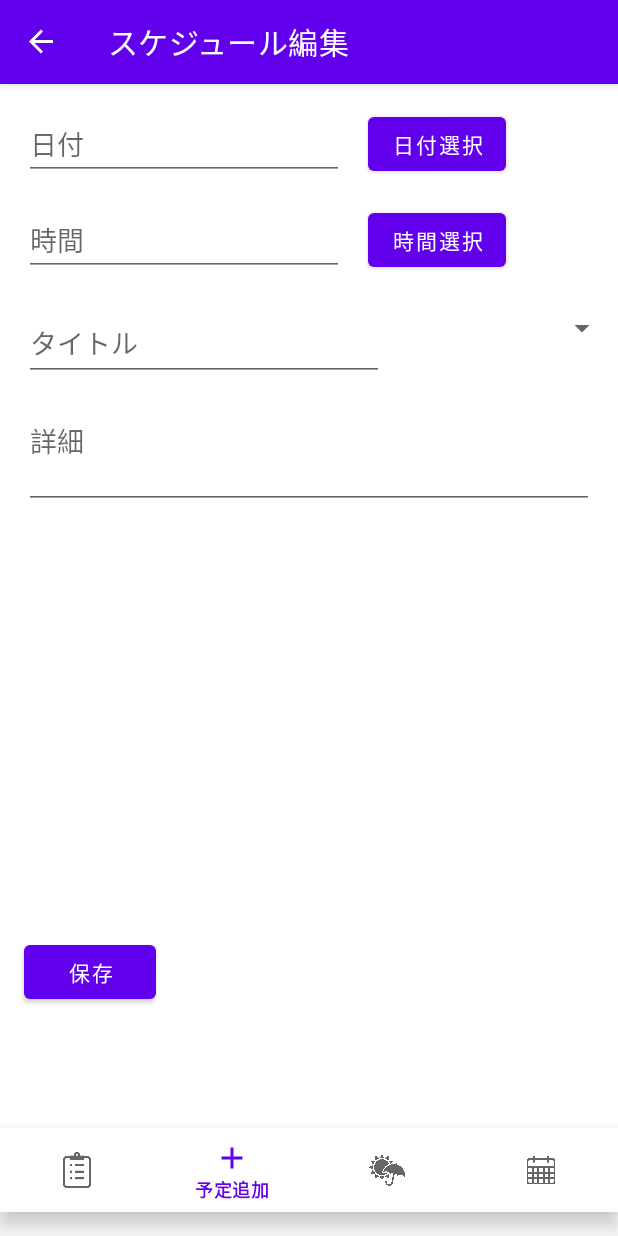
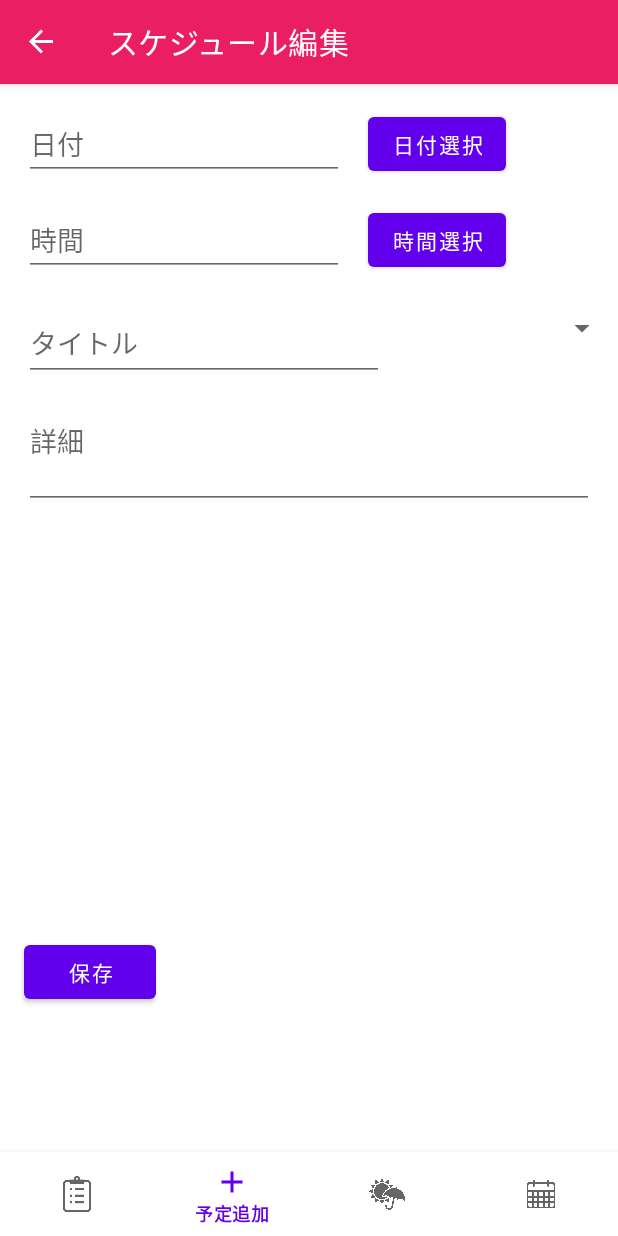
Before and after one commit to sotukenn4/sotu, an Android app: the ScheduleEditFragment screen opened through its navigation route, on a phone screen of 412 x 824 dp. Run offline under Robolectric (Android 15) with nearby library versions, the phone set to English and light mode, and no system bars; our stand-ins replace navigation-ui; libraries missing offline, so code that uses them is left out: io.realm, io.realm.kotlin; 7 statements that could not run were skipped.

Commit message:
削除処理追加

```diff
--- a/app/src/main/java/com/example/myapplication/FirstFragment.kt
+++ b/app/src/main/java/com/example/myapplication/FirstFragment.kt
@@ -1,17 +1,19 @@
 package com.example.myapplication
 
+import android.R
+import android.graphics.Color
 import android.os.Bundle
-import android.util.Log
 import android.view.LayoutInflater
-import android.view.MotionEvent
 import android.view.View
 import android.view.ViewGroup
-import android.widget.Button
-import android.widget.TextView
+import androidx.appcompat.widget.AppCompatImageView
 import androidx.fragment.app.Fragment
 import androidx.navigation.fragment.findNavController
+import androidx.navigation.fragment.navArgs
 import androidx.recyclerview.widget.LinearLayoutManager
+import androidx.recyclerview.widget.RecyclerView
 import com.example.myapplication.databinding.FragmentFirstBinding
+import com.google.android.material.snackbar.Snackbar
 import io.realm.Realm
 import io.realm.kotlin.where
 
@@ -20,20 +22,23 @@ import io.realm.kotlin.where
  * A simple [Fragment] subclass as the default destination in the navigation.
  */
 
-class FirstFragment : Fragment() {
+class FirstFragment : Fragment() ,View.OnCreateContextMenuListener {
     private var _binding: FragmentFirstBinding?=null
     private  val binding get()=_binding!!
     private  lateinit var realm: Realm
+    private  val args: ScheduleEditFragmentArgs by navArgs()
 
     override fun onCreate(savedInstanceState: Bundle?) {
         super.onCreate(savedInstanceState)
         realm= Realm.getDefaultInstance()
 
 
+
+
     }
     override fun onCreateView(
-            inflater: LayoutInflater, container: ViewGroup?,
-            savedInstanceState: Bundle?
+        inflater: LayoutInflater, container: ViewGroup?,
+        savedInstanceState: Bundle?
     ): View? {
         _binding= FragmentFirstBinding.inflate(inflater, container, false)
 
@@ -57,8 +62,22 @@ class FirstFragment : Fragment() {
                 findNavController().navigate(action)
             }
         }
-        (activity as? MainActivity)?.setFabVisible(View.VISIBLE)
+        adapter.setOnLongClickListener { id->
+            id?.let {
+                val dialog=ConfirmDialog("削除しますか？",
+                    "削除", {deleteSchedule(view)},
+                    "キャンセル", {
+                        Snackbar.make(view, "キャンセルしました", Snackbar.LENGTH_SHORT)
+                            .show()
+                    })
+                dialog.show(parentFragmentManager, "delete_dialog")
+            }
+        }
+
+
+
     }
+
     override fun onDestroyView() {
         super.onDestroyView()
         _binding=null
@@ -68,5 +87,14 @@ class FirstFragment : Fragment() {
         super.onDestroy()
         realm.close()
     }
+    private fun deleteSchedule(view: View){
+        realm.executeTransaction{
 
+
+        }
+        Snackbar.make(view, "削除しました", Snackbar.LENGTH_SHORT)
+            .setActionTextColor(Color.YELLOW)
+            .show()
+        findNavController()
+    }
 }
--- a/app/src/main/java/com/example/myapplication/MainActivity.kt
+++ b/app/src/main/java/com/example/myapplication/MainActivity.kt
@@ -28,16 +28,10 @@ class MainActivity : AppCompatActivity() {
         setupActionBarWithNavController(naviController)
         val bottomNavView: BottomNavigationView = findViewById(R.id.bottom_nav)
         NavigationUI.setupWithNavController(bottomNavView, naviController)
-        //MainActivityにあるFabボタンの押した時の処理
-        binding.fab.setOnClickListener { view ->
-            naviController.navigate(R.id.action_to_scheduleEditFragment)
-        }
+
     }
     override fun onSupportNavigateUp()=findNavController(R.id.nav_host_fragment).navigateUp()
-    //Fabボタン表示・非表示
-    fun setFabVisible(visibility: Int){
-        binding.fab.visibility=visibility
-    }
+
 
 
 }
--- a/app/src/main/java/com/example/myapplication/ScheduleAdapter.kt
+++ b/app/src/main/java/com/example/myapplication/ScheduleAdapter.kt
@@ -2,7 +2,6 @@ package com.example.myapplication
 
 import android.text.format.DateFormat
 import android.view.LayoutInflater
-import android.view.OrientationEventListener
 import android.view.View
 import android.view.ViewGroup
 import android.widget.TextView
@@ -14,6 +13,9 @@ class ScheduleAdapter(data: OrderedRealmCollection<Schedule>):
     RealmRecyclerViewAdapter<Schedule, ScheduleAdapter.ViewHolder>(data,true) {
     private var listener: ((Long?)->Unit)?=null
     fun setOnItemClickListener(listener:(Long?)->Unit){
+        this.listener=listener
+    }
+    fun setOnLongClickListener(listener:(Long?)->Unit){
         this.listener=listener
     }
     init {
@@ -42,4 +44,6 @@ class ScheduleAdapter(data: OrderedRealmCollection<Schedule>):
         return getItem(position)?.id ?:0
     }
 
+
+
 }
--- a/app/src/main/java/com/example/myapplication/ScheduleEditFragment.kt
+++ b/app/src/main/java/com/example/myapplication/ScheduleEditFragment.kt
@@ -68,7 +68,7 @@ class ScheduleEditFragment: Fragment() {
         }else{
             binding.delete.visibility=View.INVISIBLE
         }
-        (activity as? MainActivity)?.setFabVisible(View.INVISIBLE)
+
         binding.save.setOnClickListener{val dialog=ConfirmDialog("保存しますか？",
             "保存", {
                 saveSchedule(it)
--- a/app/src/main/java/com/example/myapplication/SecondFragment.kt
+++ b/app/src/main/java/com/example/myapplication/SecondFragment.kt
@@ -38,7 +38,7 @@ class SecondFragment : Fragment() {
     override fun onViewCreated(view: View, savedInstanceState: Bundle?) {
         super.onViewCreated(view, savedInstanceState)
 
-        (activity as? MainActivity)?.setFabVisible(View.VISIBLE)
+
         binding.list.layoutManager= LinearLayoutManager(context)
         var dateTime= Calendar.getInstance().apply {
             timeInMillis=binding.calendarView.date
--- a/app/src/main/res/layout/activity_main.xml
+++ b/app/src/main/res/layout/activity_main.xml
@@ -11,7 +11,6 @@
         android:id="@+id/bottom_nav"
         android:layout_width="0dp"
         android:layout_height="wrap_content"
-        android:layout_marginBottom="16dp"
         android:background="?android:attr/windowBackground"
         app:layout_constraintBottom_toBottomOf="@+id/include"
         app:layout_constraintHorizontal_bias="0.0"
@@ -23,6 +22,7 @@
         android:id="@+id/appBarLayout"
         android:layout_width="0dp"
         android:layout_height="wrap_content"
+        android:background="#E91E63"
         android:theme="@style/Theme.MyApplication.AppBarOverlay"
         app:layout_constraintEnd_toEndOf="parent"
         app:layout_constraintStart_toStartOf="parent"
@@ -32,7 +32,7 @@
             android:id="@+id/toolbar"
             android:layout_width="wrap_content"
             android:layout_height="wrap_content"
-            android:background="?attr/colorPrimary"
+            android:background="#E91E63"
             app:popupTheme="@style/Theme.MyApplication.PopupOverlay" />
 
     </com.google.android.material.appbar.AppBarLayout>
@@ -47,14 +47,4 @@
         app:layout_constraintStart_toStartOf="parent"
         app:layout_constraintTop_toBottomOf="@+id/appBarLayout" />
 
-    <com.google.android.material.floatingactionbutton.FloatingActionButton
-        android:id="@+id/fab"
-        android:layout_width="wrap_content"
-        android:layout_height="wrap_content"
-        android:layout_marginEnd="32dp"
-        android:layout_marginBottom="116dp"
-        app:layout_constraintBottom_toBottomOf="parent"
-        app:layout_constraintEnd_toEndOf="parent"
-        app:srcCompat="@drawable/ic_add" />
-
 </androidx.constraintlayout.widget.ConstraintLayout>
--- a/app/src/main/res/layout/fragment_first.xml
+++ b/app/src/main/res/layout/fragment_first.xml
@@ -13,7 +13,8 @@
         android:visibility="visible"
         app:layout_constraintEnd_toEndOf="parent"
         app:layout_constraintStart_toStartOf="parent"
-        app:layout_constraintTop_toTopOf="parent" />
+        app:layout_constraintTop_toTopOf="parent"
 
 
+        />
 </androidx.constraintlayout.widget.ConstraintLayout>
--- a/app/src/main/res/layout/fragment_second.xml
+++ b/app/src/main/res/layout/fragment_second.xml
@@ -21,7 +21,9 @@
         android:layout_height="0dp"
         app:layout_constraintBottom_toBottomOf="parent"
         app:layout_constraintEnd_toEndOf="parent"
+        app:layout_constraintHorizontal_bias="1.0"
         app:layout_constraintStart_toStartOf="parent"
-        app:layout_constraintTop_toBottomOf="@+id/calendarView" />
+        app:layout_constraintTop_toBottomOf="@+id/calendarView"
+        app:layout_constraintVertical_bias="0.0" />
 
 </androidx.constraintlayout.widget.ConstraintLayout>
--- a/app/src/main/res/navigation/nav_graph.xml
+++ b/app/src/main/res/navigation/nav_graph.xml
@@ -44,6 +44,9 @@
             android:name="scheduleId"
             app:argType="long"
             android:defaultValue="-1L" />
+        <action
+            android:id="@+id/action_scheduleEditFragment_to_SecondFragment"
+            app:destination="@id/SecondFragment" />
     </fragment>
     <activity
         android:id="@+id/tenki"
```
